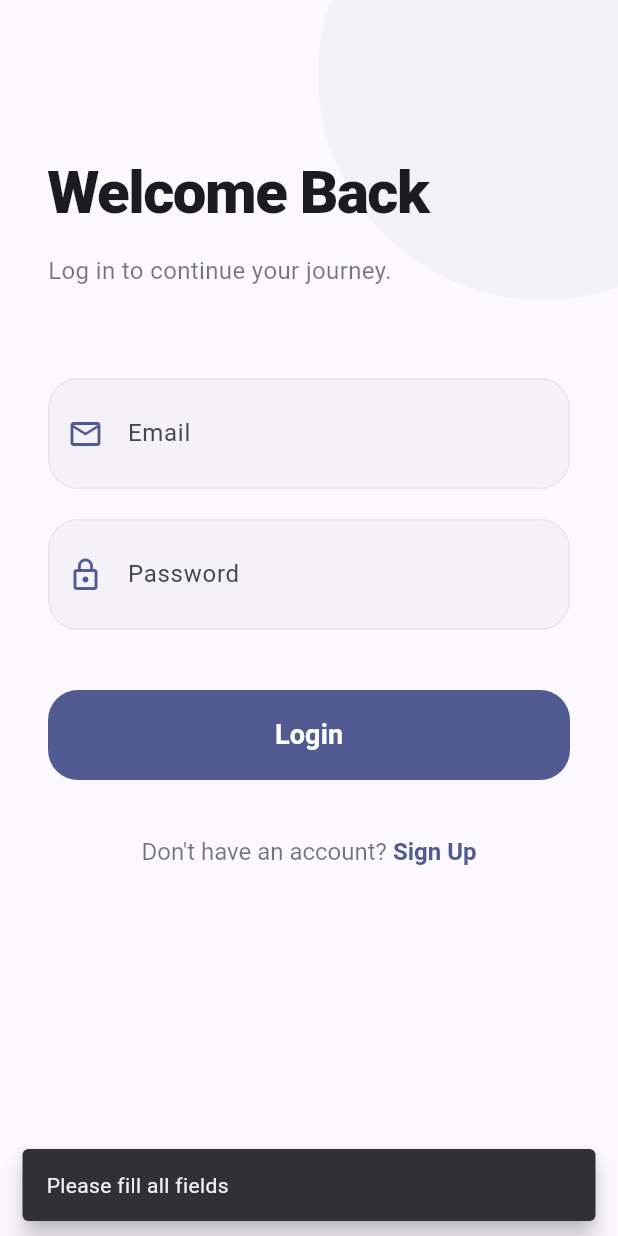
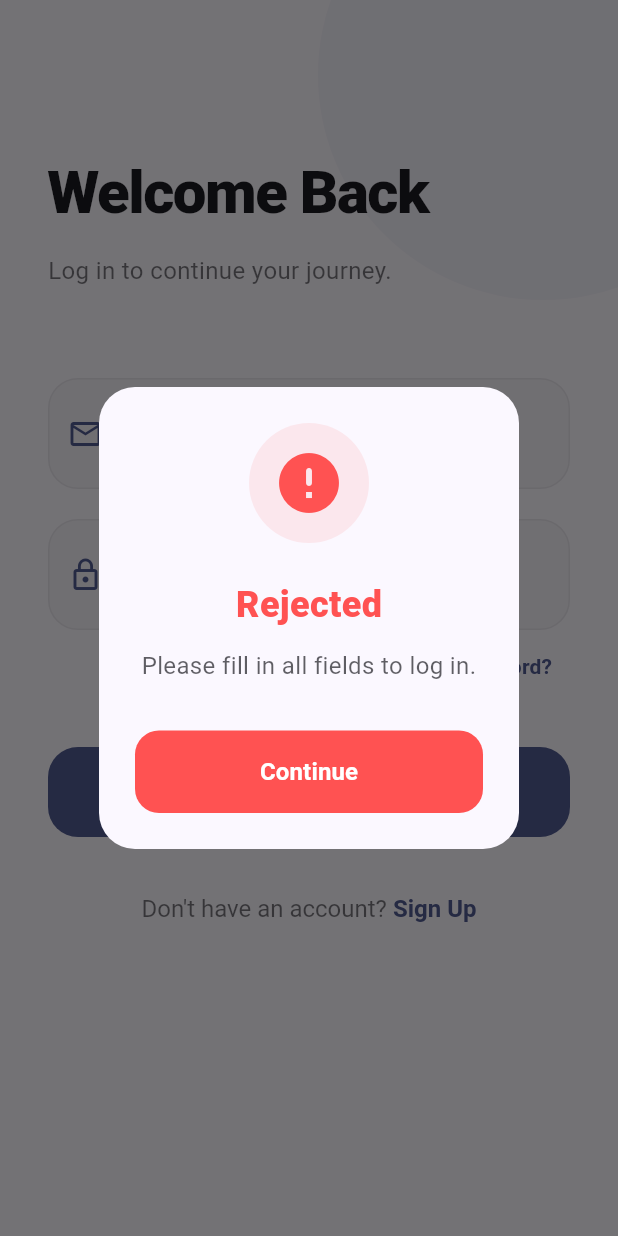
Before and after one commit to anshu-ac-dv/BlindAI, a Flutter app: the screen it shows after launch, after a tap on "Login", on a phone screen of 412 x 824 dp. Run offline on Flutter 3.47's test engine with Material 3 defaults, Android fonts, the phone set to English and light mode, and no system bars; drawn by our look-alikes of flutter_animate; our stand-ins replace firebase_auth, firebase_core, flutter_dotenv, google_generative_ai; accounts and stored records are empty.

Commit message:
Initial Commit

```diff
--- /dev/null
+++ b/lib/core/utils/app_alerts.dart
@@ -0,0 +1,106 @@
+import 'package:flutter/material.dart';
+import 'package:flutter_animate/flutter_animate.dart';
+
+class AppAlerts {
+  static void showSuccess(BuildContext context, String message) {
+    _showAlert(
+      context: context,
+      message: message,
+      icon: Icons.check_circle_rounded,
+      color: Colors.greenAccent[700]!,
+      title: 'Success',
+    );
+  }
+
+  static void showError(BuildContext context, String message) {
+    _showAlert(
+      context: context,
+      message: message,
+      icon: Icons.error_rounded,
+      color: Colors.redAccent,
+      title: 'Rejected',
+    );
+  }
+
+  static void _showAlert({
+    required BuildContext context,
+    required String message,
+    required IconData icon,
+    required Color color,
+    required String title,
+  }) {
+    showGeneralDialog(
+      context: context,
+      barrierDismissible: true,
+      barrierLabel: '',
+      barrierColor: Colors.black54,
+      transitionDuration: const Duration(milliseconds: 400),
+      pageBuilder: (context, anim1, anim2) {
+        return const SizedBox.shrink();
+      },
+      transitionBuilder: (context, anim1, anim2, child) {
+        final curve = Curves.easeInOutBack.transform(anim1.value);
+        return Transform.scale(
+          scale: curve,
+          child: Opacity(
+            opacity: anim1.value,
+            child: AlertDialog(
+              shape: RoundedRectangleBorder(borderRadius: BorderRadius.circular(24)),
+              backgroundColor: Theme.of(context).colorScheme.surface,
+              contentPadding: const EdgeInsets.all(24),
+              content: Column(
+                mainAxisSize: MainAxisSize.min,
+                children: [
+                  Container(
+                    padding: const EdgeInsets.all(16),
+                    decoration: BoxDecoration(
+                      color: color.withOpacity(0.1),
+                      shape: BoxShape.circle,
+                    ),
+                    child: Icon(icon, color: color, size: 48),
+                  ).animate().scale(duration: 600.ms, curve: Curves.elasticOut),
+                  const SizedBox(height: 24),
+                  Text(
+                    title,
+                    style: TextStyle(
+                      fontSize: 24,
+                      fontWeight: FontWeight.w900,
+                      color: color,
+                    ),
+                  ),
+                  const SizedBox(height: 12),
+                  Text(
+                    message,
+                    textAlign: TextAlign.center,
+                    style: TextStyle(
+                      fontSize: 16,
+                      color: Theme.of(context).colorScheme.onSurface.withOpacity(0.7),
+                    ),
+                  ),
+                  const SizedBox(height: 32),
+                  SizedBox(
+                    width: double.infinity,
+                    child: ElevatedButton(
+                      onPressed: () => Navigator.pop(context),
+                      style: ElevatedButton.styleFrom(
+                        backgroundColor: color,
+                        foregroundColor: Colors.white,
+                        elevation: 0,
+                        padding: const EdgeInsets.symmetric(vertical: 16),
+                        shape: RoundedRectangleBorder(borderRadius: BorderRadius.circular(16)),
+                      ),
+                      child: const Text(
+                        'Continue',
+                        style: TextStyle(fontWeight: FontWeight.bold, fontSize: 16),
+                      ),
+                    ),
+                  ),
+                ],
+              ),
+            ),
+          ),
+        );
+      },
+    );
+  }
+}
--- a/lib/features/auth/screens/login_screen.dart
+++ b/lib/features/auth/screens/login_screen.dart
@@ -1,5 +1,6 @@
 import 'package:flutter/material.dart';
 import 'package:flutter_animate/flutter_animate.dart';
+import '../../../core/utils/app_alerts.dart';
 import '../services/auth_service.dart';
 import 'signup_screen.dart';
 import '../../chat/screens/chat_screen.dart';
@@ -22,9 +23,7 @@ class _LoginScreenState extends State<LoginScreen> {
     final password = _passwordController.text.trim();
 
     if (email.isEmpty || password.isEmpty) {
-      ScaffoldMessenger.of(context).showSnackBar(
-        const SnackBar(content: Text('Please fill all fields'), behavior: SnackBarBehavior.floating),
-      );
+      AppAlerts.showError(context, 'Please fill in all fields to log in.');
       return;
     }
 
@@ -42,12 +41,29 @@ class _LoginScreenState extends State<LoginScreen> {
       );
     } catch (e) {
       if (mounted) {
-        ScaffoldMessenger.of(context).showSnackBar(
-          SnackBar(content: Text('Login failed: $e'), behavior: SnackBarBehavior.floating, backgroundColor: Colors.redAccent),
-        );
+        AppAlerts.showError(context, 'Login Failed: $e');
       }
     } finally {
       if (mounted) setState(() => _isLoading = false);
+    }
+  }
+
+  void _onResetPassword() async {
+    final email = _emailController.text.trim();
+    if (email.isEmpty) {
+      AppAlerts.showError(context, 'Please enter your email to receive a reset link.');
+      return;
+    }
+
+    try {
+      await _authService.sendPasswordResetEmail(email);
+      if (mounted) {
+        AppAlerts.showSuccess(context, 'A password reset link has been sent to your email.');
+      }
+    } catch (e) {
+      if (mounted) {
+        AppAlerts.showError(context, 'Reset Failed: $e');
+      }
     }
   }
 
@@ -118,7 +134,18 @@ class _LoginScreenState extends State<LoginScreen> {
                     isPassword: true,
                   ).animate().fadeIn(delay: const Duration(milliseconds: 500)).slideY(begin: 0.1, end: 0),
 
-                  const SizedBox(height: 40),
+                  Align(
+                    alignment: Alignment.centerRight,
+                    child: TextButton(
+                      onPressed: _onResetPassword,
+                      child: Text(
+                        'Forgot Password?',
+                        style: TextStyle(color: colorScheme.primary, fontWeight: FontWeight.bold),
+                      ),
+                    ),
+                  ).animate().fadeIn(delay: const Duration(milliseconds: 600)),
+
+                  const SizedBox(height: 30),
 
                   SizedBox(
                     width: double.infinity,
--- a/lib/features/auth/screens/signup_screen.dart
+++ b/lib/features/auth/screens/signup_screen.dart
@@ -1,5 +1,6 @@
 import 'package:flutter/material.dart';
 import 'package:flutter_animate/flutter_animate.dart';
+import '../../../core/utils/app_alerts.dart';
 import '../services/auth_service.dart';
 import '../../chat/screens/chat_screen.dart';
 
@@ -21,9 +22,7 @@ class _SignupScreenState extends State<SignupScreen> {
     final password = _passwordController.text.trim();
 
     if (email.isEmpty || password.isEmpty) {
-      ScaffoldMessenger.of(context).showSnackBar(
-        const SnackBar(content: Text('Please fill all fields'), behavior: SnackBarBehavior.floating),
-      );
+      AppAlerts.showError(context, 'Please provide both email and password to sign up.');
       return;
     }
 
@@ -42,9 +41,7 @@ class _SignupScreenState extends State<SignupScreen> {
       );
     } catch (e) {
       if (mounted) {
-        ScaffoldMessenger.of(context).showSnackBar(
-          SnackBar(content: Text('Signup failed: $e'), behavior: SnackBarBehavior.floating, backgroundColor: Colors.redAccent),
-        );
+        AppAlerts.showError(context, 'Signup Failed: $e');
       }
     } finally {
       if (mounted) setState(() => _isLoading = false);
```
